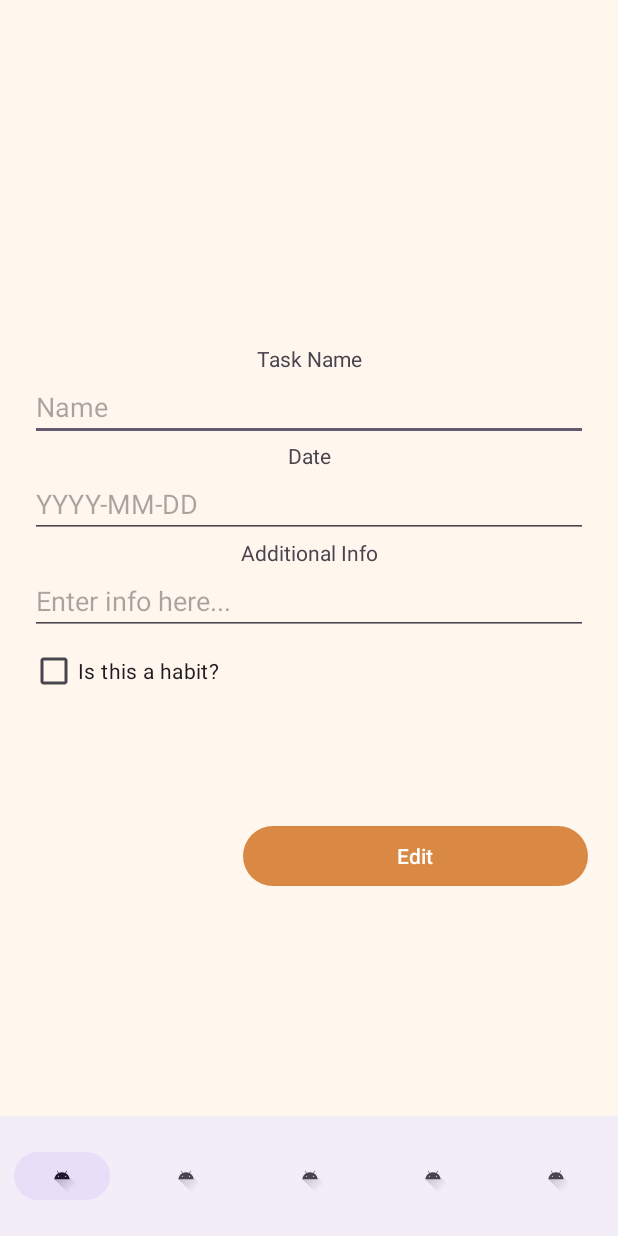
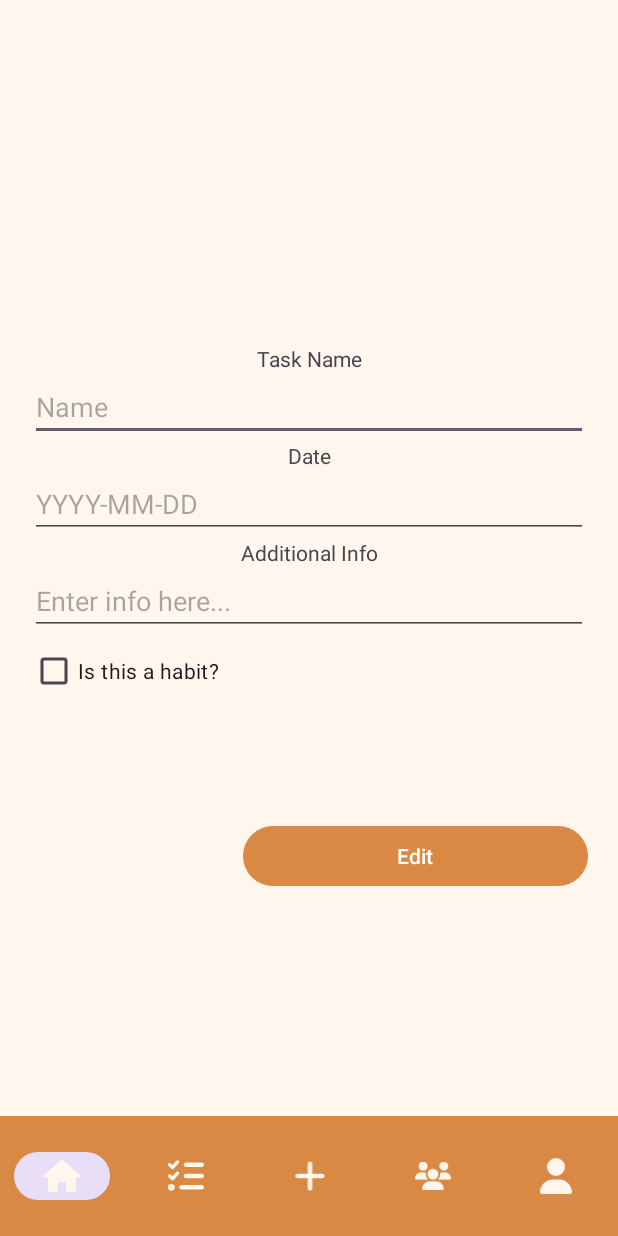
Before and after one commit to Dwaynekoya/ToGetherAndroid, an Android app: the EditTaskActivity screen opened directly, with no data from a screen before it, on a phone screen of 412 x 824 dp. Run offline under Robolectric (Android 15) with nearby library versions, the phone set to English and light mode, and no system bars; network calls fail.

Commit message:
navbar styling

```diff
--- a/app/src/main/java/com/example/together/activities/ListActivity.java
+++ b/app/src/main/java/com/example/together/activities/ListActivity.java
@@ -32,6 +32,7 @@ public class ListActivity extends AppCompatActivity {
         setContentView(R.layout.tasklist);
 
         taskListView = findViewById(R.id.taskListView);
+        taskListView.setBackground(null);
 
         Intent intent = getIntent();
         String listType = intent.getStringExtra("listType");
--- a/app/src/main/res/layout/feed.xml
+++ b/app/src/main/res/layout/feed.xml
@@ -34,7 +34,9 @@
         app:menu="@menu/bottom_navigation_menu"
         app:itemRippleColor="@null"
         app:itemHorizontalTranslationEnabled="false"
-        app:labelVisibilityMode="unlabeled"/>
+        app:labelVisibilityMode="unlabeled"
+        app:itemIconTint="@color/lightest"
+        android:background="@color/mainOrange"/>
 
     <Button
         android:id="@+id/buttonNew"
--- a/app/src/main/res/layout/newgroup.xml
+++ b/app/src/main/res/layout/newgroup.xml
@@ -108,6 +108,8 @@
         app:itemRippleColor="@null"
         app:itemHorizontalTranslationEnabled="false"
         app:labelVisibilityMode="unlabeled"
+        app:itemIconTint="@color/lightest"
+        android:background="@color/mainOrange"
         />
 
 </RelativeLayout>
--- a/app/src/main/res/layout/newtask.xml
+++ b/app/src/main/res/layout/newtask.xml
@@ -138,6 +138,8 @@
         app:itemRippleColor="@null"
         app:itemHorizontalTranslationEnabled="false"
         app:labelVisibilityMode="unlabeled"
+        app:itemIconTint="@color/lightest"
+        android:background="@color/mainOrange"
         />
 
 </RelativeLayout>
--- a/app/src/main/res/layout/profile.xml
+++ b/app/src/main/res/layout/profile.xml
@@ -127,5 +127,7 @@
         app:itemHorizontalTranslationEnabled="false"
         app:itemRippleColor="@null"
         app:menu="@menu/bottom_navigation_menu"
-        app:labelVisibilityMode="unlabeled"/>
+        app:labelVisibilityMode="unlabeled"
+        app:itemIconTint="@color/lightest"
+        android:background="@color/mainOrange"/>
 </RelativeLayout>
--- a/app/src/main/res/layout/search.xml
+++ b/app/src/main/res/layout/search.xml
@@ -54,5 +54,7 @@
         app:itemRippleColor="@null"
         app:itemHorizontalTranslationEnabled="false"
         app:labelVisibilityMode="unlabeled"
+        app:itemIconTint="@color/lightest"
+        android:background="@color/mainOrange"
         />
 </RelativeLayout>
--- a/app/src/main/res/layout/settings.xml
+++ b/app/src/main/res/layout/settings.xml
@@ -43,5 +43,7 @@
         app:menu="@menu/bottom_navigation_menu"
         app:itemRippleColor="@null"
         app:itemHorizontalTranslationEnabled="false"
-        app:labelVisibilityMode="unlabeled"/>
+        app:labelVisibilityMode="unlabeled"
+        app:itemIconTint="@color/lightest"
+        android:background="@color/mainOrange"/>
 </RelativeLayout>
--- a/app/src/main/res/layout/tasklist.xml
+++ b/app/src/main/res/layout/tasklist.xml
@@ -24,5 +24,7 @@
         app:itemRippleColor="@null"
         app:itemHorizontalTranslationEnabled="false"
         app:labelVisibilityMode="unlabeled"
+        app:itemIconTint="@color/lightest"
+        android:background="@color/mainOrange"
         />
 </RelativeLayout>
--- a/app/src/main/res/menu/bottom_navigation_menu.xml
+++ b/app/src/main/res/menu/bottom_navigation_menu.xml
@@ -3,31 +3,31 @@
     <item
         android:id="@+id/homeButton"
         android:enabled="true"
-        android:icon="@drawable/ic_launcher_foreground"
+        android:icon="@drawable/house_solid"
         android:title="Home"
         app:showAsAction="always"/>
     <item
         android:id="@+id/listButton"
         android:enabled="true"
-        android:icon="@drawable/ic_launcher_foreground"
+        android:icon="@drawable/list_check_solid"
         android:title="List"
         app:showAsAction="always"/>
     <item
         android:id="@+id/newButton"
         android:enabled="true"
-        android:icon="@drawable/ic_launcher_foreground"
+        android:icon="@drawable/plus_solid"
         android:title="New"
         app:showAsAction="always"/>
     <item
         android:id="@+id/groupsButton"
         android:enabled="true"
-        android:icon="@drawable/ic_launcher_foreground"
+        android:icon="@drawable/users_solid"
         android:title="Groups"
         app:showAsAction="always"/>
     <item
         android:id="@+id/profileButton"
         android:enabled="true"
-        android:icon="@drawable/ic_launcher_foreground"
+        android:icon="@drawable/user_solid"
         android:title="Profile"
         app:showAsAction="always"/>
 
```
